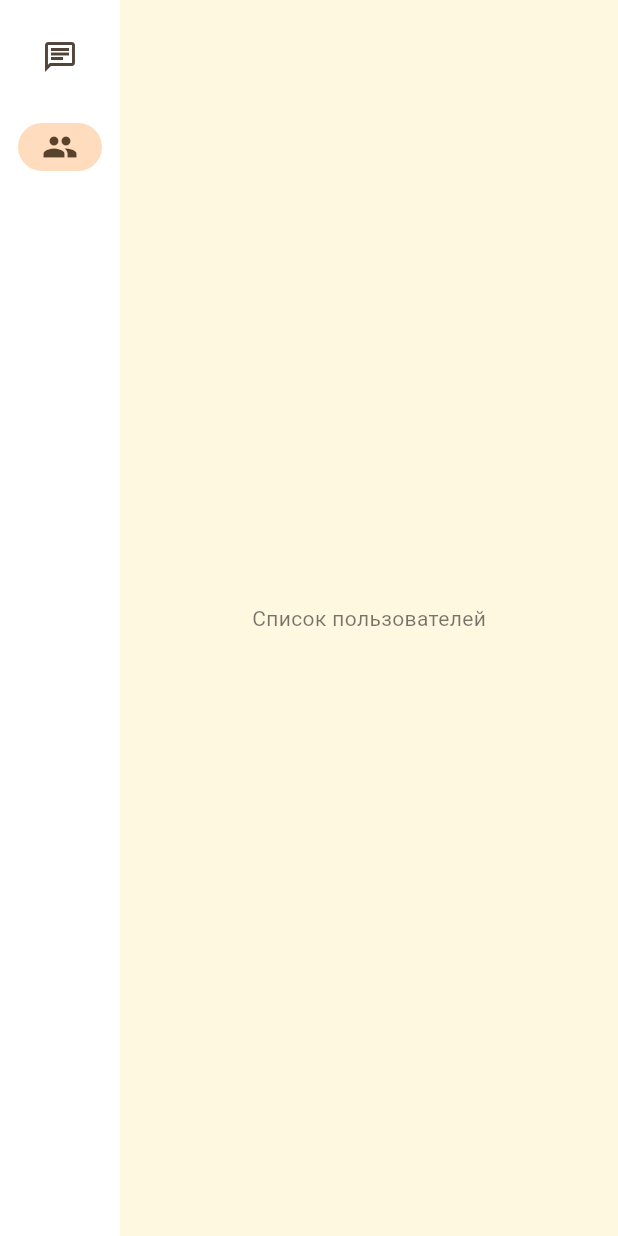
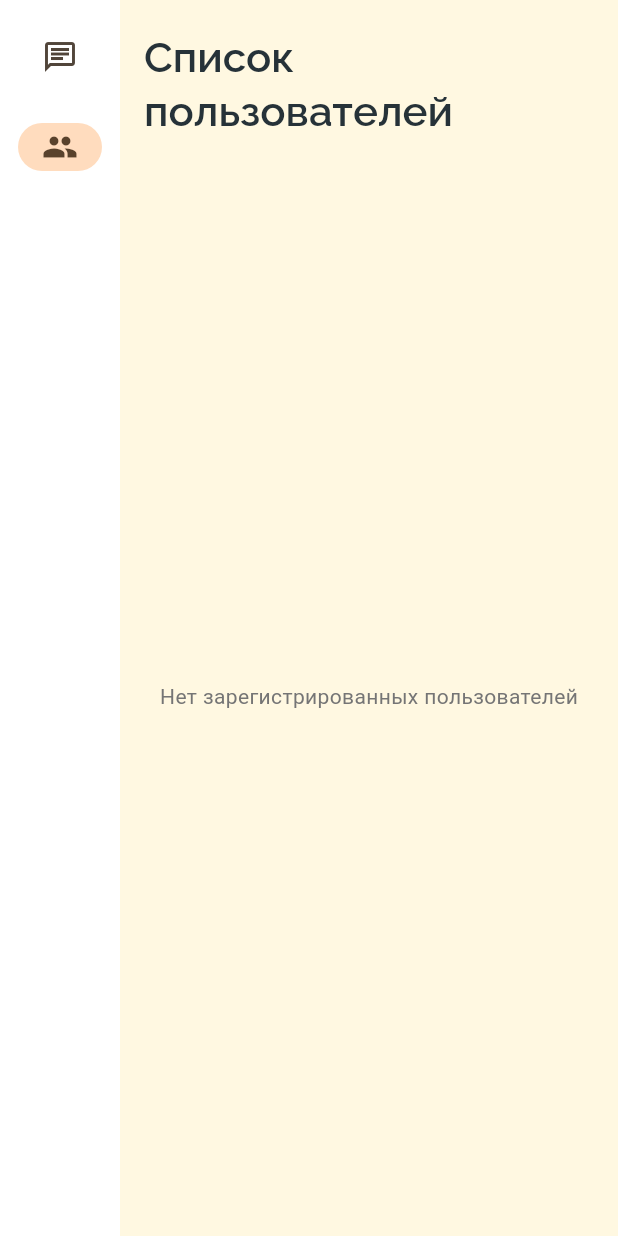
Before and after one commit to ArinaHMM/LanguageApl, a Flutter app: the SupportDashboardPage screen opened directly, after a tap on "Пользователи", on a phone screen of 412 x 824 dp. Run offline on Flutter 3.47's test engine with Material 3 defaults, Android fonts, the phone set to English and light mode, and no system bars; our stand-ins replace audioplayers, cached_network_image, cloud_firestore, file_picker, firebase_auth, firebase_core and 14 more; missing offline and left inert: dart:html, string_similarity; accounts and stored records are empty.

```diff
--- a/lib/panels/support_panel/SupportDashBoard.dart
+++ b/lib/panels/support_panel/SupportDashBoard.dart
@@ -133,8 +133,102 @@ class _SupportDashboardPageState extends State<SupportDashboardPage> {
   }
 
   Widget _buildUsersContent() {
-    return const Center(child: Text('Список пользователей'));
-  }
+  return Column(
+    crossAxisAlignment: CrossAxisAlignment.start,
+    children: [
+      Padding(
+        padding: const EdgeInsets.fromLTRB(16.0, 20.0, 16.0, 12.0),
+        child: Text(
+          "Список пользователей",
+          style: Theme.of(context).textTheme.headlineMedium?.copyWith(
+                fontWeight: FontWeight.w600,
+                color: titleColor,
+              ),
+        ),
+      ),
+      Expanded(
+        child: StreamBuilder<QuerySnapshot>(
+          stream: _firestore.collection('users').snapshots(),
+          builder: (context, snapshot) {
+            if (snapshot.hasError) {
+              return Center(
+                child: Text('Ошибка загрузки: ${snapshot.error}',
+                    style: TextStyle(color: Colors.red.shade700)),
+              );
+            }
+
+            if (snapshot.connectionState == ConnectionState.waiting) {
+              return const Center(child: CircularProgressIndicator());
+            }
+
+            if (!snapshot.hasData || snapshot.data!.docs.isEmpty) {
+              return Center(
+                child: Text(
+                  'Нет зарегистрированных пользователей',
+                  style: TextStyle(color: Colors.grey.shade600),
+                ),
+              );
+            }
+
+            return ListView.builder(
+              itemCount: snapshot.data!.docs.length,
+              itemBuilder: (context, index) {
+                final userDoc = snapshot.data!.docs[index];
+                final userData = userDoc.data() as Map<String, dynamic>;
+                final email = userData['email'] ?? 'Нет email';
+                final name = userData['firstName'] != null
+                    ? '${userData['firstName']} ${userData['lastName']}'.trim()
+                    : 'Без имени';
+
+                return ListTile(
+                  leading: CircleAvatar(
+                    backgroundColor: Colors.blueGrey.shade200,
+                    child: Icon(Icons.person, color: Colors.blueGrey.shade800),
+                  ),
+                  title: Text(name),
+                  subtitle: Text(email),
+                  trailing: Icon(Icons.chevron_right, color: Colors.grey.shade600),
+                  onTap: () {
+                    // Действие при нажатии на пользователя
+                    // Например, открыть диалог с информацией
+                    _showUserDetails(context, userDoc.id, name, email);
+                  },
+                );
+              },
+            );
+          },
+        ),
+      ),
+    ],
+  );
+}
+
+void _showUserDetails(BuildContext context, String userId, String name, String email) {
+  showDialog(
+    context: context,
+    builder: (context) => AlertDialog(
+      title: Text('Информация о пользователе'),
+      content: Column(
+        mainAxisSize: MainAxisSize.min,
+        crossAxisAlignment: CrossAxisAlignment.start,
+        children: [
+          Text('Имя: $name'),
+          SizedBox(height: 8),
+          Text('Email: $email'),
+          SizedBox(height: 16),
+          Text('ID: $userId', style: TextStyle(fontSize: 12, color: Colors.grey)),
+        ],
+      ),
+      actions: [
+        TextButton(
+          onPressed: () => Navigator.pop(context),
+          child: Text('Закрыть'),
+        ),
+      ],
+    ),
+  );
+}
+
 
   Widget _buildEmptyState() {
     return Center(
```
Also changed, not shown: 1 other file.
